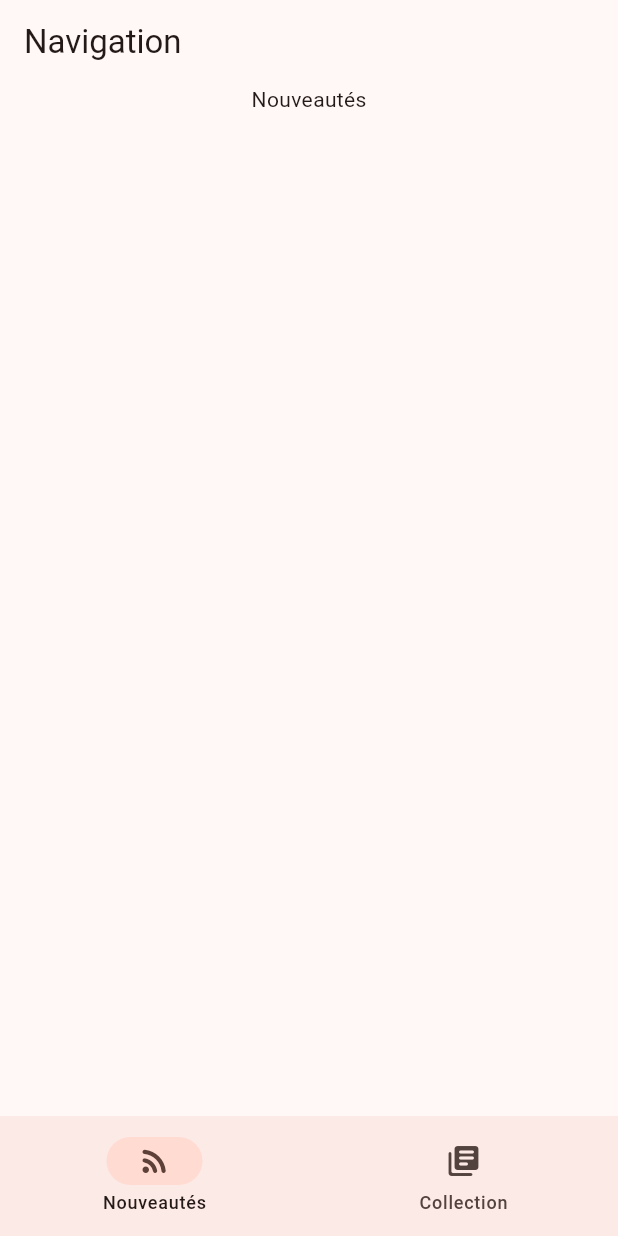
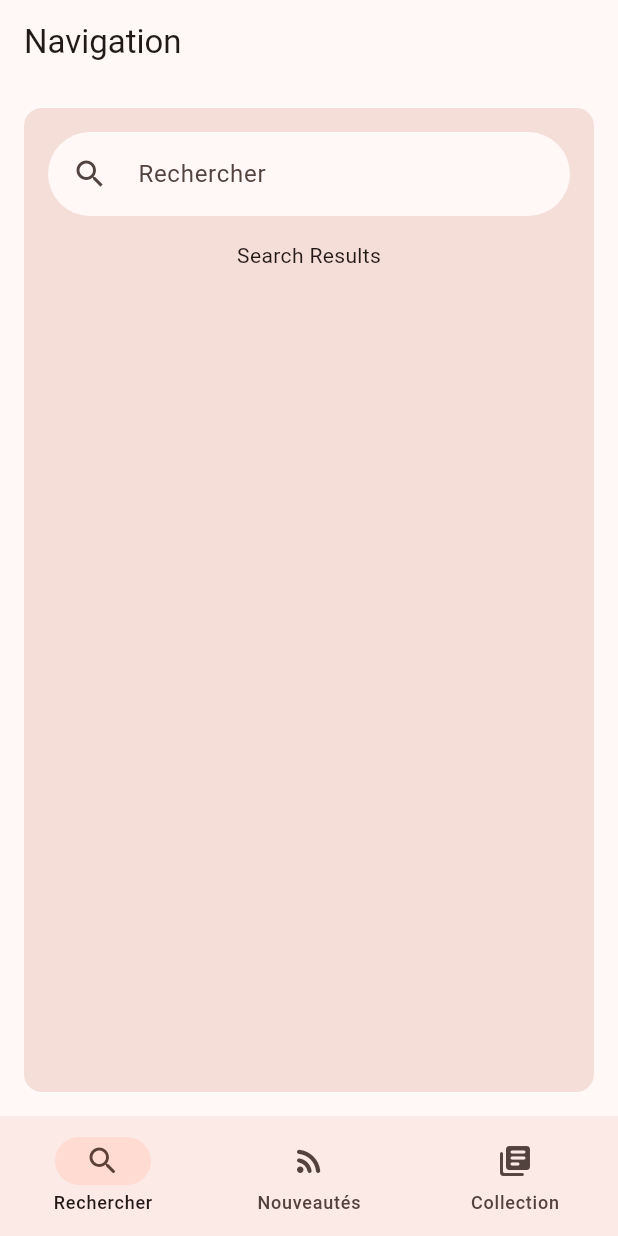
Before and after one commit to cs3991/research_assistant, a Flutter app: the screen it shows after launch, on a phone screen of 412 x 824 dp. Run offline on Flutter 3.47's test engine with Material 2 defaults, Android fonts, the phone set to English and light mode, and no system bars; our stand-ins replace bloc, flutter_bloc; generated files the repository leaves out were written again.

Commit message:
add search page

```diff
--- a/lib/navigation/view/navigation.dart
+++ b/lib/navigation/view/navigation.dart
@@ -3,6 +3,8 @@ import 'package:flutter_bloc/flutter_bloc.dart';
 import 'package:research_assistant/collection/view/collection.dart';
 import 'package:research_assistant/navigation/cubit/navigation_cubit.dart';
 import 'package:research_assistant/newsfeed/view/newsfeed.dart';
+import 'package:research_assistant/search/view/search.dart';
+
 
 class NavigationPage extends StatelessWidget {
   const NavigationPage({super.key});
@@ -23,6 +25,10 @@ class NavigationPage extends StatelessWidget {
                       NavigationRail(
                         groupAlignment: 0,
                         destinations: const [
+                          NavigationRailDestination(
+                            icon: Icon(Icons.search_rounded),
+                            label: Text('Rechercher'),
+                          ),
                           NavigationRailDestination(
                             icon: Icon(Icons.rss_feed_rounded),
                             label: Text('Nouveautés'),
@@ -47,6 +53,10 @@ class NavigationPage extends StatelessWidget {
                       NavigationBody(index: index),
                       NavigationBar(
                         destinations: const [
+                          NavigationDestination(
+                            icon: Icon(Icons.search_rounded),
+                            label: 'Rechercher',
+                          ),
                           NavigationDestination(
                             icon: Icon(Icons.rss_feed_rounded),
                             label: 'Nouveautés',
@@ -84,9 +94,12 @@ class NavigationBody extends StatelessWidget {
       child: Builder(
         builder: (context) {
           if (index == 0) {
+            return const Search();
+          }
+          if (index == 1) {
             return const NewsFeed();
           }
-          if (index == 1) {
+          if (index == 2) {
             return const Collection();
           } else {
             return ColoredBox(
--- /dev/null
+++ b/lib/search/cubit/search_cubit.dart
@@ -0,0 +1,14 @@
+import 'package:bloc/bloc.dart';
+
+part 'search_state.dart';
+
+class SearchCubit extends Cubit<SearchState> {
+  SearchCubit() : super(const SearchInitial());
+
+
+
+  void search(String query) {
+    emit(SearchResultLoading(query));
+
+  }
+}
--- /dev/null
+++ b/lib/search/cubit/search_state.dart
@@ -0,0 +1,21 @@
+part of 'search_cubit.dart';
+
+class SearchState {
+  final String query;
+
+  const SearchState(this.query);
+}
+
+class SearchInitial extends SearchState {
+  const SearchInitial() : super('');
+}
+
+class SearchResultLoading extends SearchState {
+  const SearchResultLoading(super.query);
+}
+
+class SearchResultLoaded extends SearchState {
+  final List<String> results;
+
+  const SearchResultLoaded(super.query, this.results);
+}
--- /dev/null
+++ b/lib/search/search.dart
@@ -0,0 +1,2 @@
+export 'cubit/search_cubit.dart';
+export 'view/search.dart';
--- /dev/null
+++ b/lib/search/view/search.dart
@@ -0,0 +1,34 @@
+import 'package:flutter/material.dart';
+import 'package:research_assistant/search/view/search_field.dart';
+import 'package:research_assistant/search/view/search_results.dart';
+
+class Search extends StatelessWidget {
+  const Search({Key? key}) : super(key: key);
+
+  @override
+  Widget build(BuildContext context) {
+    return Padding(
+      padding: const EdgeInsets.all(16),
+      child: Container(
+        decoration: BoxDecoration(
+          borderRadius: BorderRadius.all(Radius.circular(12)),
+          color: Theme.of(context).colorScheme.surfaceVariant,
+        ),
+        constraints: const BoxConstraints(
+          maxWidth: 500,
+        ),
+        padding: const EdgeInsets.all(16),
+        child: const Column(
+          children: [
+            SearchField(),
+            Divider(
+              color: Colors.transparent,
+              height: 16,
+            ),
+            SearchResults(),
+          ],
+        ),
+      ),
+    );
+  }
+}
--- /dev/null
+++ b/lib/search/view/search_field.dart
@@ -0,0 +1,31 @@
+import 'package:flutter/material.dart';
+
+class SearchField extends StatelessWidget {
+  const SearchField({Key? key}) : super(key: key);
+
+  @override
+  Widget build(BuildContext context) {
+    return  Row(
+      children: [
+        Expanded(
+          child: TextField(
+            decoration: InputDecoration(
+              hintText: 'Rechercher',
+              prefixIcon: const Padding(
+                padding: EdgeInsets.all(16),
+                child: Icon(Icons.search),
+              ),
+              border: const OutlineInputBorder(
+                borderRadius: BorderRadius.all(Radius.circular(34)),
+                borderSide: BorderSide.none,
+              ),
+              filled: true,
+              fillColor: Theme.of(context).colorScheme.surface,
+              contentPadding: const EdgeInsets.all(16),
+            ),
+          ),
+        ),
+      ],
+    );
+  }
+}
--- /dev/null
+++ b/lib/search/view/search_results.dart
@@ -0,0 +1,10 @@
+import 'package:flutter/material.dart';
+
+class SearchResults extends StatelessWidget {
+  const SearchResults({Key? key}) : super(key: key);
+
+  @override
+  Widget build(BuildContext context) {
+    return const Text('Search Results');
+  }
+}
```
Also changed, not shown: packages/open_alex_api/pubspec.yaml (+7 -7 lines), pubspec.yaml (+6 -6 lines), pubspec.lock, 2 other files.
